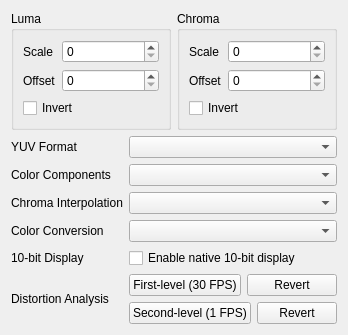
The window that YUViewLib/ui/videoHandlerYUV.ui (IENT/YUView) describes before a commit, drawn with Qt 5.
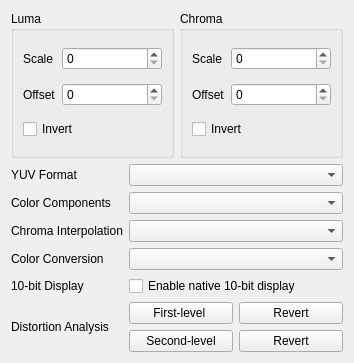
The same window after the commit.

```diff
--- a/YUViewLib/ui/videoHandlerYUV.ui
+++ b/YUViewLib/ui/videoHandlerYUV.ui
@@ -6,8 +6,8 @@
    <rect>
     <x>0</x>
     <y>0</y>
-    <width>216</width>
-    <height>230</height>
+    <width>354</width>
+    <height>363</height>
    </rect>
   </property>
   <property name="windowTitle">
@@ -236,7 +236,7 @@
               <string>Start playback from current frame at 30 FPS</string>
              </property>
              <property name="text">
-              <string>First-level (30 FPS)</string>
+              <string>First-level </string>
              </property>
             </widget>
            </item>
@@ -260,7 +260,7 @@
               <string>Start playback from current frame at 1 FPS</string>
              </property>
              <property name="text">
-              <string>Second-level (1 FPS)</string>
+              <string>Second-level</string>
              </property>
             </widget>
            </item>
```
